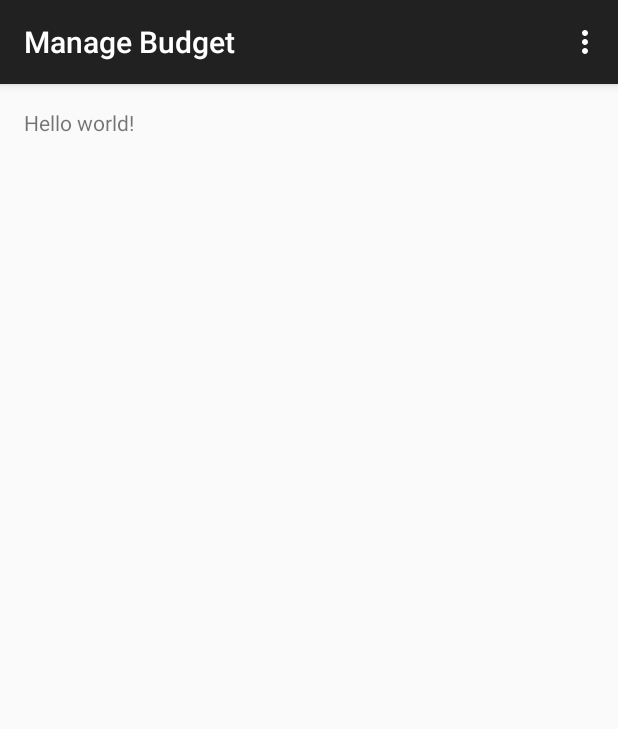
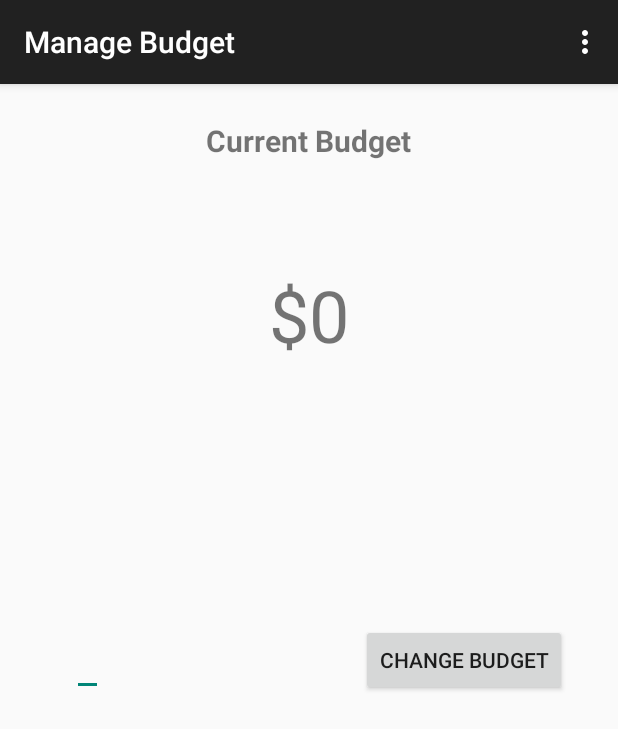
Before and after one commit to maryallisonabad/DaemonDash2015, an Android app: the BudgetActivity screen opened directly, with no data from a screen before it, on a phone screen of 412 x 824 dp. Shown: the top 729 px of the screen. Run offline under Robolectric (Android 15) with nearby library versions, the phone set to English and light mode, and no system bars.

Commit message:
Added budget Ui

```diff
--- a/app/src/main/java/com/example/maryallisonabad/daemondash2015/BudgetActivity.java
+++ b/app/src/main/java/com/example/maryallisonabad/daemondash2015/BudgetActivity.java
@@ -7,6 +7,10 @@ import android.support.v7.app.AppCompatActivity;
 import android.os.Bundle;
 import android.view.Menu;
 import android.view.MenuItem;
+import android.view.View;
+import android.widget.Button;
+import android.widget.EditText;
+import android.widget.TextView;
 
 import java.io.FileOutputStream;
 
@@ -44,6 +48,29 @@ public class BudgetActivity extends AppCompatActivity {
         editor.putInt("budgetGoal", budgetGoal)
      */
 
+    private TextView budgetAmount;
+    private EditText editBudget;
+
+    public void buttonOnClick(View view) {
+        Button button = (Button) view;
+
+        //button.setText("clicked");
+        budgetAmount = (TextView) findViewById(R.id.budText);
+        editBudget = (EditText) findViewById(R.id.editBud);
+
+        //change the budget on screen
+        //String string = getString(R.string.curBudNum);
+
+
+        budgetAmount.setText("$" + editBudget.getText());
+        int newBudget = Integer.parseInt(editBudget.getText().toString());
+
+        //Read in a new budget goal, then write back to preferences
+        SharedPreferences.Editor editor = settings.edit();
+        editor.putInt("budgetGoal", newBudget);
+    }
+
+
     @Override
     public boolean onOptionsItemSelected(MenuItem item) {
         // Handle action bar item clicks here. The action bar will
--- a/app/src/main/res/layout/activity_budget.xml
+++ b/app/src/main/res/layout/activity_budget.xml
@@ -1,12 +1,62 @@
 <RelativeLayout xmlns:android="http://schemas.android.com/apk/res/android"
     xmlns:tools="http://schemas.android.com/tools" android:layout_width="match_parent"
-    android:layout_height="match_parent" android:paddingLeft="@dimen/activity_horizontal_margin"
+    android:layout_height="match_parent" android:padding="@dimen/activity_horizontal_margin"
+    android:orientation="vertical"
+    android:paddingLeft="@dimen/activity_horizontal_margin"
     android:paddingRight="@dimen/activity_horizontal_margin"
     android:paddingTop="@dimen/activity_vertical_margin"
     android:paddingBottom="@dimen/activity_vertical_margin"
+
     tools:context="com.example.maryallisonabad.daemondash2015.BudgetActivity">
 
-    <TextView android:text="@string/hello_world" android:layout_width="wrap_content"
-        android:layout_height="wrap_content" />
+
+    <TextView
+        android:layout_width="wrap_content"
+        android:layout_height="wrap_content"
+        android:id="@+id/bud_title"
+        android:textSize="20sp"
+        android:text="Current Budget"
+        android:textStyle="bold"
+        android:padding="8dp"
+        android:layout_alignParentTop="true"
+        android:layout_centerHorizontal="true"/>
+
+    <TextView
+        android:text="@string/curBudNum"
+        android:layout_width="wrap_content"
+        android:layout_height="wrap_content"
+        android:id="@+id/budText"
+        android:textSize="48sp"
+        android:padding="8dp"
+        android:layout_marginTop="54dp"
+        android:layout_below="@+id/bud_title"
+        android:layout_centerHorizontal="true" />
+
+
+
+        <EditText
+            android:layout_width="wrap_content"
+            android:layout_height="wrap_content"
+            android:id="@+id/editBud"
+            android:inputType="number"
+
+            android:layout_alignBottom="@+id/budButton"
+            android:layout_alignParentLeft="true"
+            android:layout_alignParentStart="true"
+            android:layout_marginLeft="32dp"
+            android:layout_marginStart="32dp"/>
+
+        <Button
+            android:layout_width="wrap_content"
+            android:layout_height="wrap_content"
+            android:text="Change Budget"
+
+            android:id="@+id/budButton"
+
+            android:onClick="buttonOnClick"
+            android:layout_centerVertical="true"
+            android:layout_toRightOf="@+id/budText"
+            android:layout_toEndOf="@+id/budText"/>
+
 
 </RelativeLayout>
--- a/app/src/main/res/values/strings.xml
+++ b/app/src/main/res/values/strings.xml
@@ -14,4 +14,5 @@
     <string name="title_activity_redeem">RedeemActivity</string>
     <string name="title_activity_budget">BudgetActivity</string>
     <string name="title_activity_chipotle">ChipotleActivity</string>
+    <string name="curBudNum">$0</string>
 </resources>
```
Also changed, not shown: 1 other file.
